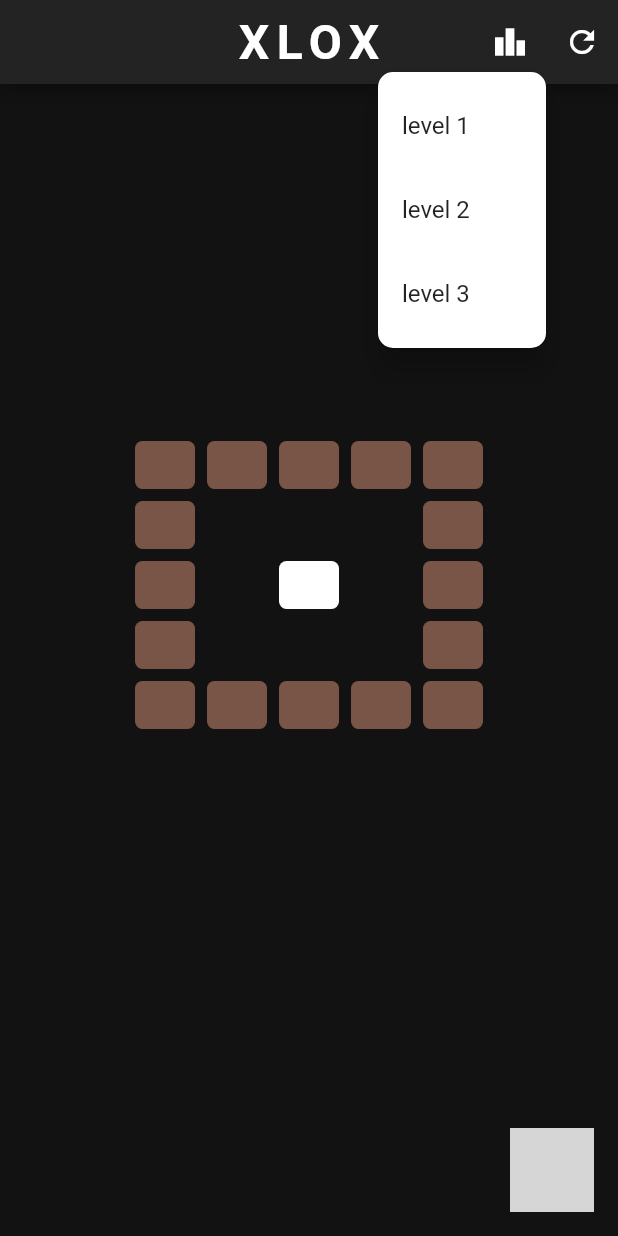
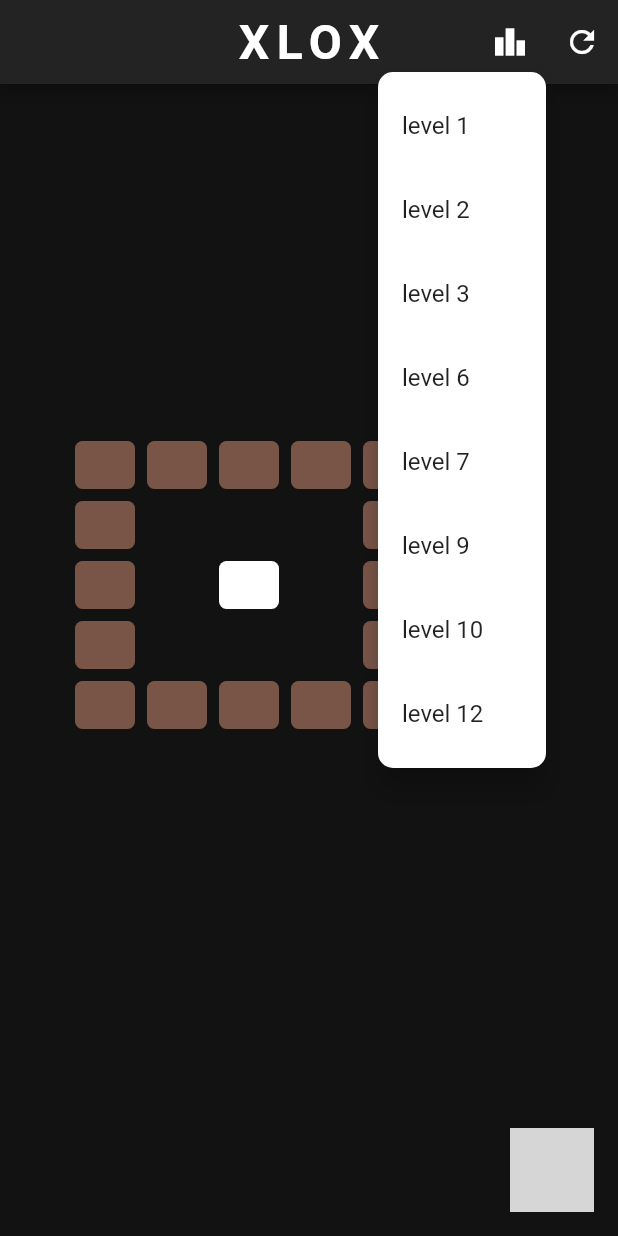
Before and after one commit to abd-Mohsen/XLOX, a Flutter app: the screen it shows after launch, after a tap on the "leaderboard" icon, on a phone screen of 412 x 824 dp. Run offline on Flutter 3.47's test engine with Material 2 defaults, Android fonts, the light colour scheme and no system bars; our stand-ins replace get; missing offline and left inert: floating_action_bubble, stack; grey boxes are pictures that could not be loaded.

Commit message:
added a* code

```diff
--- a/lib/board.dart
+++ b/lib/board.dart
@@ -1,7 +1,7 @@
 class Board {
   List<List<String>> cells;
   Board? parent;
-  int? cost;
+  int cost = 0;
   int depth;
 
   Board({required this.cells, this.parent, required this.depth});
--- a/lib/home_view.dart
+++ b/lib/home_view.dart
@@ -117,6 +117,46 @@ class _HomeViewState extends State<HomeView> with SingleTickerProviderStateMixin
                   },
                 ),
               ),
+              PopupMenuItem(
+                child: ListTile(
+                  title: Text("level 6"),
+                  onTap: () {
+                    hC.selectLevel(six);
+                  },
+                ),
+              ),
+              PopupMenuItem(
+                child: ListTile(
+                  title: Text("level 7"),
+                  onTap: () {
+                    hC.selectLevel(seven);
+                  },
+                ),
+              ),
+              PopupMenuItem(
+                child: ListTile(
+                  title: Text("level 9"),
+                  onTap: () {
+                    hC.selectLevel(nine);
+                  },
+                ),
+              ),
+              PopupMenuItem(
+                child: ListTile(
+                  title: Text("level 10"),
+                  onTap: () {
+                    hC.selectLevel(ten);
+                  },
+                ),
+              ),
+              PopupMenuItem(
+                child: ListTile(
+                  title: Text("level 12"),
+                  onTap: () {
+                    hC.selectLevel(twelve);
+                  },
+                ),
+              ),
             ],
           ),
           IconButton(
@@ -140,7 +180,7 @@ class _HomeViewState extends State<HomeView> with SingleTickerProviderStateMixin
                   children: [
                     SizedBox(
                       height: 300,
-                      width: 240,
+                      width: 320,
                       child: ListView.builder(
                         scrollDirection: Axis.vertical,
                         itemCount: hC.currentBoard.cells.length,
--- a/lib/levels.dart
+++ b/lib/levels.dart
@@ -24,53 +24,13 @@ List<List<String>> three = [
   ["#", "#", "#"],
 ];
 
-// List<List<Cell>> six = [
-//   [
-//     Cell(cellType: CellType.stone),
-//     Cell(cellType: CellType.stone),
-//     Cell(cellType: CellType.stone),
-//     Cell(cellType: CellType.stone),
-//     Cell(cellType: CellType.stone),
-//     Cell(cellType: CellType.stone),
-//     Cell(cellType: CellType.stone)
-//   ],
-//   [
-//     Cell(cellType: CellType.stone),
-//     Cell(cellType: CellType.black),
-//     Cell(cellType: CellType.black),
-//     Cell(cellType: CellType.black),
-//     Cell(cellType: CellType.black),
-//     Cell(cellType: CellType.black),
-//     Cell(cellType: CellType.stone)
-//   ],
-//   [
-//     Cell(cellType: CellType.stone),
-//     Cell(cellType: CellType.white),
-//     Cell(cellType: CellType.stone),
-//     Cell(cellType: CellType.white),
-//     Cell(cellType: CellType.stone),
-//     Cell(cellType: CellType.white),
-//     Cell(cellType: CellType.stone)
-//   ],
-//   [
-//     Cell(cellType: CellType.stone),
-//     Cell(cellType: CellType.black),
-//     Cell(cellType: CellType.black),
-//     Cell(cellType: CellType.black),
-//     Cell(cellType: CellType.black),
-//     Cell(cellType: CellType.black),
-//     Cell(cellType: CellType.stone)
-//   ],
-//   [
-//     Cell(cellType: CellType.stone),
-//     Cell(cellType: CellType.stone),
-//     Cell(cellType: CellType.stone),
-//     Cell(cellType: CellType.stone),
-//     Cell(cellType: CellType.stone),
-//     Cell(cellType: CellType.stone),
-//     Cell(cellType: CellType.stone)
-//   ],
-// ];
+List<List<String>> six = [
+  ['#', '#', '#', '#', '#', '#', '#'],
+  ['#', ' ', ' ', ' ', ' ', ' ', '#'],
+  ['#', '@', '#', '@', '#', '@', '#'],
+  ['#', ' ', ' ', ' ', ' ', ' ', '#'],
+  ['#', '#', '#', '#', '#', '#', '#'],
+];
 
 List<List<String>> seven = [
   ['#', '#', '#', '#', '#'],
@@ -92,110 +52,22 @@ List<List<String>> nine = [
   [' ', '#', '#', '#', '#', '#', ' '],
 ];
 
-// List<List<Cell>> ten = [
-//   [
-//     Cell(cellType: CellType.stone),
-//     Cell(cellType: CellType.stone),
-//     Cell(cellType: CellType.stone),
-//     Cell(cellType: CellType.stone),
-//     Cell(cellType: CellType.stone),
-//     Cell(cellType: CellType.stone),
-//     Cell(cellType: CellType.stone)
-//   ],
-//   [
-//     Cell(cellType: CellType.stone),
-//     Cell(cellType: CellType.black),
-//     Cell(cellType: CellType.black),
-//     Cell(cellType: CellType.white),
-//     Cell(cellType: CellType.black),
-//     Cell(cellType: CellType.black),
-//     Cell(cellType: CellType.stone)
-//   ],
-//   [
-//     Cell(cellType: CellType.stone),
-//     Cell(cellType: CellType.black),
-//     Cell(cellType: CellType.black),
-//     Cell(cellType: CellType.white),
-//     Cell(cellType: CellType.black),
-//     Cell(cellType: CellType.black),
-//     Cell(cellType: CellType.stone)
-//   ],
-//   [
-//     Cell(cellType: CellType.stone),
-//     Cell(cellType: CellType.stone),
-//     Cell(cellType: CellType.stone),
-//     Cell(cellType: CellType.stone),
-//     Cell(cellType: CellType.stone),
-//     Cell(cellType: CellType.stone),
-//     Cell(cellType: CellType.stone)
-//   ],
-// ];
-//
-// List<List<Cell>> twelve = [
-//   [
-//     Cell(cellType: CellType.black),
-//     Cell(cellType: CellType.stone),
-//     Cell(cellType: CellType.stone),
-//     Cell(cellType: CellType.stone),
-//     Cell(cellType: CellType.stone),
-//     Cell(cellType: CellType.stone),
-//     Cell(cellType: CellType.black)
-//   ],
-//   [
-//     Cell(cellType: CellType.stone),
-//     Cell(cellType: CellType.stone),
-//     Cell(cellType: CellType.black),
-//     Cell(cellType: CellType.stone),
-//     Cell(cellType: CellType.black),
-//     Cell(cellType: CellType.stone),
-//     Cell(cellType: CellType.stone)
-//   ],
-//   [
-//     Cell(cellType: CellType.stone),
-//     Cell(cellType: CellType.white),
-//     Cell(cellType: CellType.black),
-//     Cell(cellType: CellType.stone),
-//     Cell(cellType: CellType.black),
-//     Cell(cellType: CellType.white),
-//     Cell(cellType: CellType.stone)
-//   ],
-//   [
-//     Cell(cellType: CellType.stone),
-//     Cell(cellType: CellType.stone),
-//     Cell(cellType: CellType.black),
-//     Cell(cellType: CellType.stone),
-//     Cell(cellType: CellType.black),
-//     Cell(cellType: CellType.stone),
-//     Cell(cellType: CellType.stone)
-//   ],
-//   [
-//     Cell(cellType: CellType.stone),
-//     Cell(cellType: CellType.black),
-//     Cell(cellType: CellType.black),
-//     Cell(cellType: CellType.stone),
-//     Cell(cellType: CellType.black),
-//     Cell(cellType: CellType.black),
-//     Cell(cellType: CellType.stone)
-//   ],
-//   [
-//     Cell(cellType: CellType.stone),
-//     Cell(cellType: CellType.white),
-//     Cell(cellType: CellType.black),
-//     Cell(cellType: CellType.stone),
-//     Cell(cellType: CellType.black),
-//     Cell(cellType: CellType.white),
-//     Cell(cellType: CellType.stone)
-//   ],
-//   [
-//     Cell(cellType: CellType.stone),
-//     Cell(cellType: CellType.stone),
-//     Cell(cellType: CellType.stone),
-//     Cell(cellType: CellType.stone),
-//     Cell(cellType: CellType.stone),
-//     Cell(cellType: CellType.stone),
-//     Cell(cellType: CellType.stone)
-//   ],
-// ];
+List<List<String>> ten = [
+  ['#', '#', '#', '#', '#', '#', '#'],
+  ['#', ' ', ' ', '@', ' ', ' ', '#'],
+  ['#', ' ', ' ', '@', ' ', ' ', '#'],
+  ['#', '#', '#', '#', '#', '#', '#'],
+];
+
+List<List<String>> twelve = [
+  [' ', '#', '#', '#', '#', '#', ' '],
+  ['#', '#', ' ', '#', ' ', '#', '#'],
+  ['#', '@', ' ', '#', ' ', '@', '#'],
+  ['#', '#', ' ', '#', ' ', '#', '#'],
+  ['#', ' ', ' ', '#', ' ', ' ', '#'],
+  ['#', '@', ' ', '#', ' ', '@', '#'],
+  ['#', '#', '#', '#', '#', '#', '#'],
+];
 
 List<List<String>> getLevel(List<List<String>> level) {
   List<List<String>> copied = [];
--- a/pubspec.yaml
+++ b/pubspec.yaml
@@ -16,6 +16,7 @@ dependencies:
   get: ^4.6.6
   stack: ^0.2.1
   floating_action_bubble: ^1.1.4
+  collection: ^1.17.2
 
 dev_dependencies:
   flutter_test:
```
Also changed, not shown: lib/home_controller.dart (+36 -0 lines), pubspec.lock.
